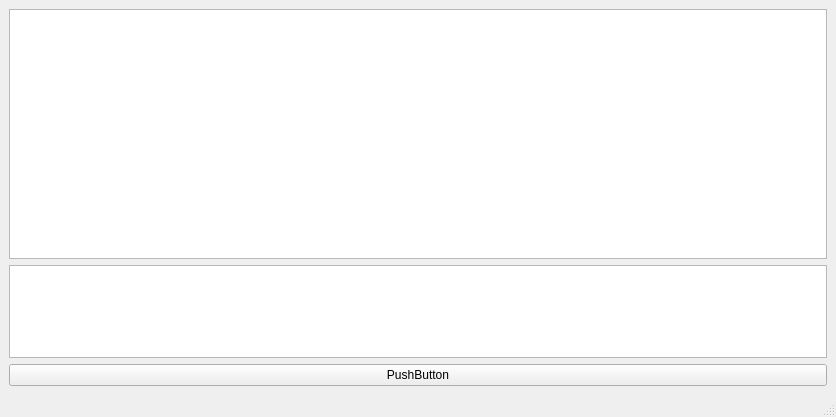
Qt form mainwindow.ui (IraSoro/Pruning-and-MinMax) before a commit.
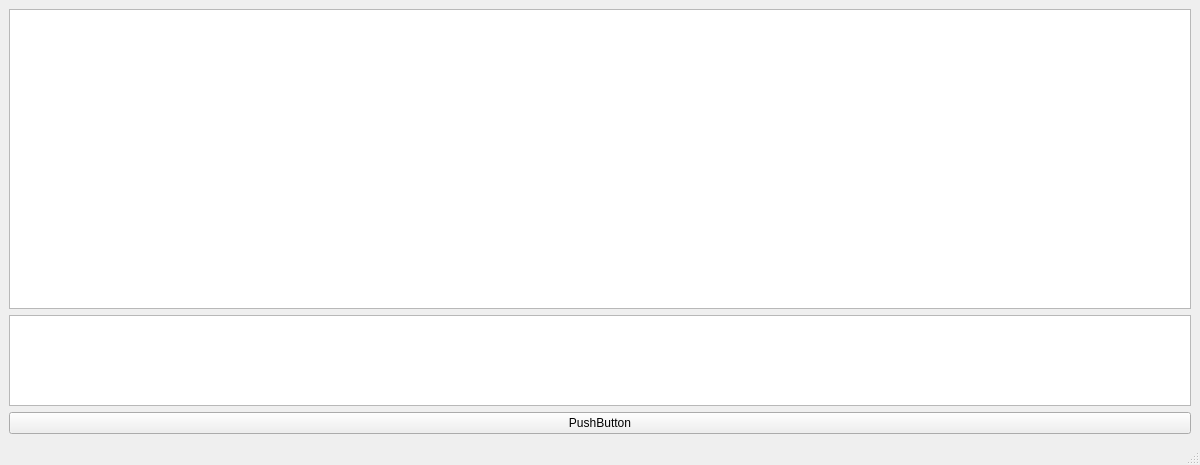
The same form after that commit.

Diff of the .ui file:
```diff
--- a/mainwindow.ui
+++ b/mainwindow.ui
@@ -6,8 +6,8 @@
    <rect>
     <x>0</x>
     <y>0</y>
-    <width>836</width>
-    <height>417</height>
+    <width>1200</width>
+    <height>465</height>
    </rect>
   </property>
   <property name="windowTitle">
@@ -40,7 +40,7 @@
       <property name="minimumSize">
        <size>
         <width>0</width>
-        <height>250</height>
+        <height>300</height>
        </size>
       </property>
      </widget>
```
Left out of the diff: 2 changed lines with no effect on the pictures.
